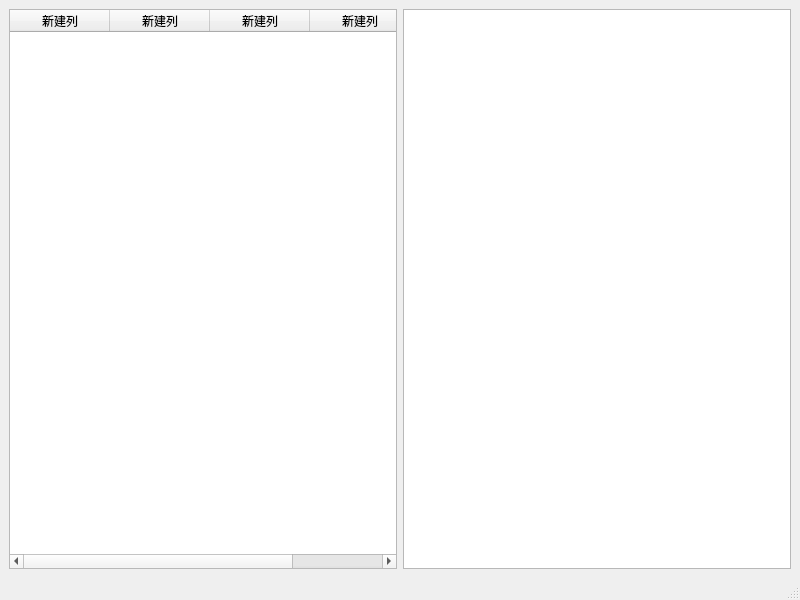
This is mainwindow.ui in tsuiwade/mySkyMap as Qt 5 draws it before an edit. The edited form follows.
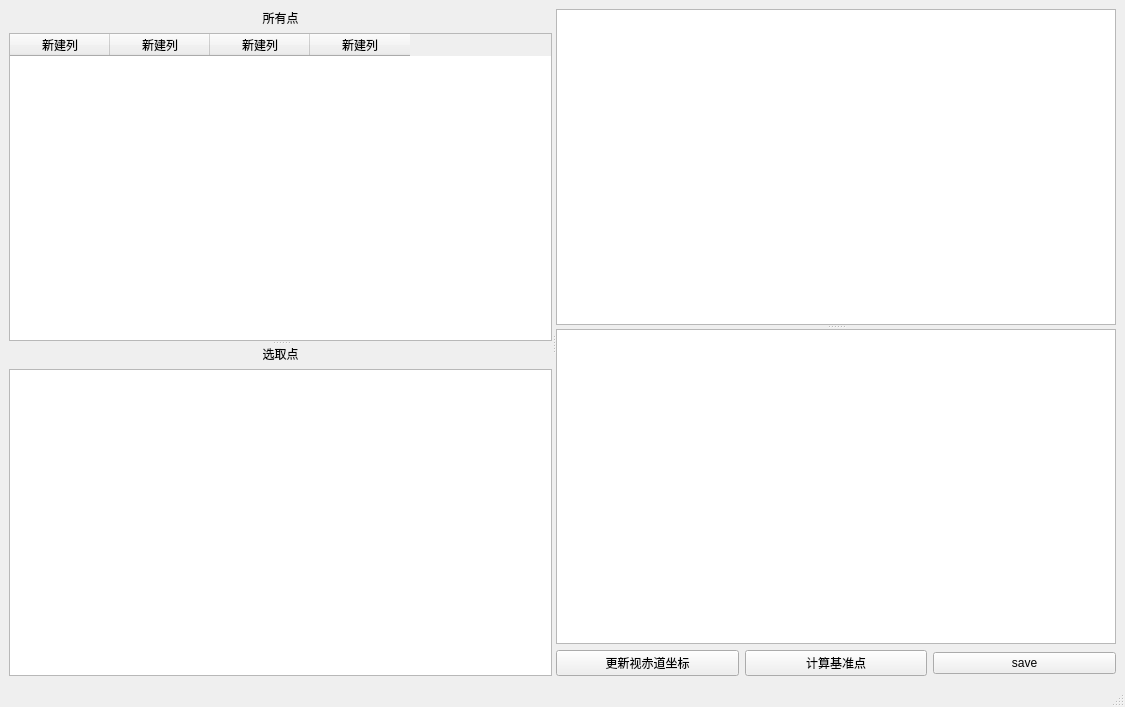
This is the edited form. Custom widgets are drawn as their Qt base class.

```diff
--- a/mainwindow.ui
+++ b/mainwindow.ui
@@ -6,15 +6,42 @@
    <rect>
     <x>0</x>
     <y>0</y>
-    <width>800</width>
-    <height>600</height>
+    <width>1125</width>
+    <height>707</height>
    </rect>
   </property>
+  <property name="sizePolicy">
+   <sizepolicy hsizetype="Preferred" vsizetype="Expanding">
+    <horstretch>0</horstretch>
+    <verstretch>0</verstretch>
+   </sizepolicy>
+  </property>
   <property name="windowTitle">
    <string>MainWindow</string>
   </property>
   <widget class="QWidget" name="centralwidget">
-   <layout class="QHBoxLayout" name="horizontalLayout">
+   <layout class="QHBoxLayout" name="horizontalLayout_2">
+    <item>
+     <widget class="QSplitter" name="splitter_3">
+      <property name="orientation">
+       <enum>Qt::Horizontal</enum>
+      </property>
+      <widget class="QSplitter" name="splitter">
+       <property name="orientation">
+        <enum>Qt::Vertical</enum>
+       </property>
+       <widget class="QWidget" name="layoutWidget">
+        <layout class="QVBoxLayout" name="verticalLayout_2">
+         <item>
+          <widget class="QLabel" name="label_2">
+           <property name="text">
+            <string>所有点</string>
+           </property>
+           <property name="alignment">
+            <set>Qt::AlignCenter</set>
+           </property>
+          </widget>
+         </item>
     <item>
      <widget class="QTableWidget" name="tableWidget">
       <column>
@@ -39,8 +66,65 @@
       </column>
      </widget>
     </item>
+        </layout>
+       </widget>
+       <widget class="QWidget" name="layoutWidget">
+        <layout class="QVBoxLayout" name="verticalLayout_3">
     <item>
+          <widget class="QLabel" name="label">
+           <property name="text">
+            <string>选取点</string>
+           </property>
+           <property name="alignment">
+            <set>Qt::AlignCenter</set>
+           </property>
+          </widget>
+         </item>
+         <item>
+          <widget class="QTableWidget" name="tableWidget_2"/>
+         </item>
+        </layout>
+       </widget>
+      </widget>
+      <widget class="QWidget" name="layoutWidget">
+       <layout class="QVBoxLayout" name="verticalLayout">
+        <item>
+         <widget class="QSplitter" name="splitter_2">
+          <property name="orientation">
+           <enum>Qt::Vertical</enum>
+          </property>
      <widget class="QChartView" name="graphicsView"/>
+          <widget class="QChartView" name="graphicsView_2"/>
+         </widget>
+        </item>
+        <item>
+         <layout class="QHBoxLayout" name="horizontalLayout">
+          <item>
+           <widget class="QPushButton" name="pushButton_3">
+            <property name="text">
+             <string>更新视赤道坐标</string>
+            </property>
+           </widget>
+          </item>
+          <item>
+           <widget class="QPushButton" name="pushButton_2">
+            <property name="text">
+             <string>计算基准点</string>
+            </property>
+           </widget>
+          </item>
+          <item>
+           <widget class="QPushButton" name="pushButton">
+            <property name="text">
+             <string>save</string>
+            </property>
+           </widget>
+          </item>
+         </layout>
+        </item>
+       </layout>
+      </widget>
+     </widget>
     </item>
    </layout>
   </widget>
```
Left out of the diff: 2 changed lines with no effect on the pictures. Lines whose indentation alone changed are shown as unchanged.
